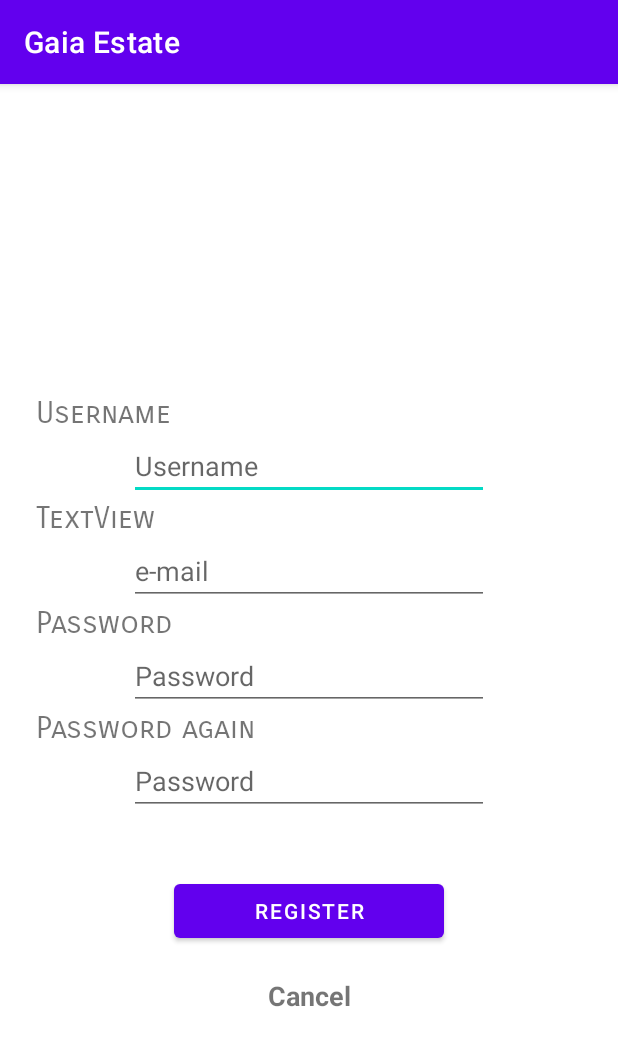
After one commit to AbThy/GaiaiEstate, an Android app: the RegisterActivity screen opened directly, with no data from a screen before it, on a phone screen of 412 x 824 dp. The commit adds this screen. Shown: the top 1046 px of the screen. Run offline under Robolectric (Android 15) with nearby library versions, the phone set to English and light mode, and no system bars.

Commit message:
login-register_design
-Added firebase
-Created xml's for Login and Register activity
-Created some string and value resources
-Created empty functions related to login and register activity
-Register activity is now openable

```diff
--- a/app/build.gradle
+++ b/app/build.gradle
@@ -1,5 +1,6 @@
 plugins {
     id 'com.android.application'
+    id 'com.google.gms.google-services' // Firebase
 }
 
 android {
@@ -35,4 +36,8 @@ dependencies {
     testImplementation 'junit:junit:4.13.2'
     androidTestImplementation 'androidx.test.ext:junit:1.1.3'
     androidTestImplementation 'androidx.test.espresso:espresso-core:3.4.0'
+    // FIREBASE
+    implementation platform('com.google.firebase:firebase-bom:29.3.1')
+    implementation 'com.google.firebase:firebase-auth'
+    implementation 'com.google.android.gms:play-services-auth:20.1.0'
 }
--- a/app/src/main/AndroidManifest.xml
+++ b/app/src/main/AndroidManifest.xml
@@ -10,6 +10,9 @@
         android:supportsRtl="true"
         android:theme="@style/Theme.GaiaEstate">
         <activity
+            android:name=".RegisterActivity"
+            android:exported="false" />
+        <activity
             android:name=".MainActivity"
             android:exported="true">
             <intent-filter>
--- /dev/null
+++ b/app/src/main/java/h052104/gaiaestate/RegisterActivity.java
@@ -0,0 +1,21 @@
+package h052104.gaiaestate;
+
+import androidx.appcompat.app.AppCompatActivity;
+
+import android.os.Bundle;
+import android.view.View;
+
+public class RegisterActivity extends AppCompatActivity {
+
+    @Override
+    protected void onCreate(Bundle savedInstanceState) {
+        super.onCreate(savedInstanceState);
+        setContentView(R.layout.activity_register);
+    }
+
+    public void cancel(View view) {
+    }
+
+    public void register(View view) {
+    }
+}
--- /dev/null
+++ b/app/src/main/res/layout/activity_register.xml
@@ -0,0 +1,106 @@
+<?xml version="1.0" encoding="utf-8"?>
+<androidx.constraintlayout.widget.ConstraintLayout xmlns:android="http://schemas.android.com/apk/res/android"
+    xmlns:app="http://schemas.android.com/apk/res-auto"
+    xmlns:tools="http://schemas.android.com/tools"
+    android:layout_width="match_parent"
+    android:layout_height="match_parent"
+    tools:context=".RegisterActivity">
+
+    <LinearLayout
+        android:layout_width="match_parent"
+        android:layout_height="match_parent"
+        android:gravity="center|clip_vertical"
+        android:orientation="vertical"
+        tools:layout_editor_absoluteX="0dp"
+        tools:layout_editor_absoluteY="0dp">
+
+        <TextView
+            android:id="@+id/textViewUsername"
+            android:layout_width="match_parent"
+            android:layout_height="wrap_content"
+            android:fontFamily="sans-serif-smallcaps"
+            android:text="@string/username_en"
+            android:textAlignment="textStart"
+            android:textSize="@dimen/titleTextSize"
+            android:translationX="@dimen/titleLeftMargin" />
+
+        <EditText
+            android:id="@+id/editTextUserName"
+            android:layout_width="@dimen/registration_InputField"
+            android:layout_height="wrap_content"
+            android:hint="@string/username_en"
+            android:inputType="text"
+            android:textAlignment="viewStart" />
+
+        <TextView
+            android:id="@+id/textViewEmail"
+            android:layout_width="match_parent"
+            android:layout_height="wrap_content"
+            android:fontFamily="sans-serif-smallcaps"
+            android:text="TextView"
+            android:textSize="@dimen/titleTextSize"
+            android:translationX="@dimen/titleLeftMargin" />
+
+        <EditText
+            android:id="@+id/editTextTextPersonName2"
+            android:layout_width="@dimen/registration_InputField"
+            android:layout_height="wrap_content"
+            android:hint="@string/eMail"
+            android:inputType="textEmailAddress" />
+
+        <TextView
+            android:id="@+id/textViewPassword"
+            android:layout_width="match_parent"
+            android:layout_height="wrap_content"
+            android:fontFamily="sans-serif-smallcaps"
+            android:text="@string/password_en"
+            android:textSize="@dimen/titleTextSize"
+            android:translationX="@dimen/titleLeftMargin" />
+
+        <EditText
+            android:id="@+id/editTextPassword"
+            android:layout_width="@dimen/registration_InputField"
+            android:layout_height="wrap_content"
+            android:hint="@string/password_en"
+            android:inputType="textPassword" />
+
+        <TextView
+            android:id="@+id/textViewPasswordAgain"
+            android:layout_width="match_parent"
+            android:layout_height="wrap_content"
+            android:fontFamily="sans-serif-smallcaps"
+            android:text="@string/passwordAgain_en"
+            android:textSize="@dimen/titleTextSize"
+            android:translationX="@dimen/titleLeftMargin" />
+
+        <EditText
+            android:id="@+id/editTextPasswordAgain"
+            android:layout_width="@dimen/registration_InputField"
+            android:layout_height="wrap_content"
+            android:hint="@string/password_en"
+            android:inputType="textPassword" />
+
+        <Button
+            android:id="@+id/buttonRegister"
+            android:layout_width="180sp"
+            android:layout_height="wrap_content"
+            android:text="@string/register_en"
+            android:translationY="40sp"
+            android:visibility="visible"
+            android:onClick="register"
+            />
+
+        <TextView
+            android:id="@+id/textViewCancel"
+            android:layout_width="match_parent"
+            android:layout_height="wrap_content"
+            android:text="@string/cancel"
+            android:textAlignment="center"
+            android:textSize="18sp"
+            android:textStyle="bold"
+            android:translationY="60sp"
+            android:onClick="cancel"
+            />
+
+    </LinearLayout>
+</androidx.constraintlayout.widget.ConstraintLayout>
--- /dev/null
+++ b/app/src/main/res/values/dimens.xml
@@ -0,0 +1,6 @@
+<?xml version="1.0" encoding="utf-8"?>
+<resources>
+    <dimen name="titleTextSize">20sp</dimen>
+    <dimen name="registration_InputField">240sp</dimen>
+    <dimen name="titleLeftMargin">24sp</dimen>
+</resources>
--- a/app/src/main/res/values/strings.xml
+++ b/app/src/main/res/values/strings.xml
@@ -1,3 +1,12 @@
 <resources>
     <string name="app_name">Gaia Estate</string>
+    <string name="username_en">Username</string>
+    <string name="password_en">Password</string>
+    <string name="logIn_en">Log in</string>
+    <string name="anonymous_login">Anonymous login</string>
+    <string name="register_en">Register</string>
+    <string name="googleLogIn_en">LOG IN WITH GOOGLE</string>
+    <string name="eMail">e-mail</string>
+    <string name="passwordAgain_en">Password again</string>
+    <string name="cancel">Cancel</string>
 </resources>
```
Also changed, not shown: app/src/main/java/h052104/gaiaestate/MainActivity.java (+26 -0 lines), app/src/main/res/layout/activity_main.xml (+85 -6 lines), build.gradle (+11 -0 lines), 1 other file.
